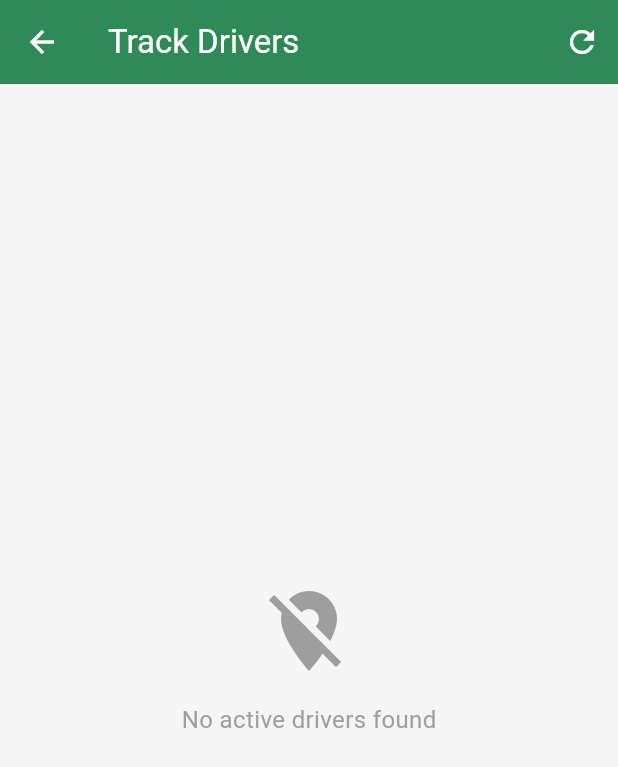
After one commit to MohanadSamara/clinic_app, a Flutter app: the _OwnerHomeScreen screen opened directly, after a tap on "Track Drivers", on a phone screen of 412 x 824 dp. The commit adds this screen. Shown: the top 767 px of the screen. Run offline on Flutter 3.47's test engine with Material 3 defaults, Android fonts, the phone set to English and light mode, and no system bars; our stand-ins replace flutter_map, geocoding, geolocator, latlong2, shared_preferences, sqflite and 3 more; accounts and stored records are empty.

Commit message:
Add driver tracking functionality for owners: create tracking screen with map, status display, and integrate into owner dashboard

```diff
--- a/lib/db/db_helper.dart
+++ b/lib/db/db_helper.dart
@@ -1120,4 +1120,9 @@ class DBHelper {
     if (res.isNotEmpty) return res.first;
     return null;
   }
+
+  Future<List<Map<String, dynamic>>> getAllDriverStatuses() async {
+    final db = await instance.database;
+    return await db.query('driver_status', orderBy: 'last_updated DESC');
+  }
 }
--- /dev/null
+++ b/lib/screens/owner/driver_tracking_screen.dart
@@ -0,0 +1,312 @@
+// lib/screens/owner/driver_tracking_screen.dart
+import 'package:flutter/material.dart';
+import 'package:flutter_map/flutter_map.dart';
+import 'package:latlong2/latlong.dart';
+import '../../db/db_helper.dart';
+import '../../models/driver_status.dart';
+
+class DriverTrackingScreen extends StatefulWidget {
+  const DriverTrackingScreen({super.key});
+
+  @override
+  State<DriverTrackingScreen> createState() => _DriverTrackingScreenState();
+}
+
+class _DriverTrackingScreenState extends State<DriverTrackingScreen> {
+  List<DriverStatus> _driverStatuses = [];
+  bool _isLoading = true;
+  final MapController _mapController = MapController();
+
+  @override
+  void initState() {
+    super.initState();
+    _loadDriverStatuses();
+  }
+
+  @override
+  void dispose() {
+    _mapController.dispose();
+    super.dispose();
+  }
+
+  Future<void> _loadDriverStatuses() async {
+    if (!mounted) return;
+    try {
+      final dbHelper = DBHelper.instance;
+      final driverStatusesData = await dbHelper.getAllDriverStatuses();
+
+      if (mounted) {
+        setState(() {
+          _driverStatuses = driverStatusesData
+              .map((data) => DriverStatus.fromMap(data))
+              .toList();
+          _isLoading = false;
+        });
+      }
+    } catch (e) {
+      debugPrint('Error loading driver statuses: $e');
+      if (mounted) {
+        setState(() {
+          _isLoading = false;
+        });
+      }
+    }
+  }
+
+  Color _getStatusColor(String status) {
+    switch (status.toLowerCase()) {
+      case 'available':
+        return Colors.green;
+      case 'busy':
+      case 'on_route':
+        return Colors.orange;
+      case 'arrived':
+        return Colors.blue;
+      case 'offline':
+      default:
+        return Colors.grey;
+    }
+  }
+
+  @override
+  Widget build(BuildContext context) {
+    return Scaffold(
+      appBar: AppBar(
+        title: const Text('Track Drivers'),
+        actions: [
+          IconButton(
+            icon: const Icon(Icons.refresh),
+            onPressed: _loadDriverStatuses,
+            tooltip: 'Refresh driver locations',
+          ),
+        ],
+      ),
+      body: _isLoading
+          ? const Center(child: CircularProgressIndicator())
+          : _driverStatuses.isEmpty
+          ? const Center(
+              child: Column(
+                mainAxisAlignment: MainAxisAlignment.center,
+                children: [
+                  Icon(Icons.location_off, size: 64, color: Colors.grey),
+                  SizedBox(height: 16),
+                  Text(
+                    'No active drivers found',
+                    style: TextStyle(color: Colors.grey, fontSize: 16),
+                  ),
+                ],
+              ),
+            )
+          : Column(
+              children: [
+                // Driver status summary
+                Container(
+                  padding: const EdgeInsets.all(16),
+                  color: Colors.grey.shade100,
+                  child: Row(
+                    mainAxisAlignment: MainAxisAlignment.spaceEvenly,
+                    children: [
+                      _buildStatusSummary('Available', Colors.green),
+                      _buildStatusSummary('On Route', Colors.orange),
+                      _buildStatusSummary('Arrived', Colors.blue),
+                    ],
+                  ),
+                ),
+                // Map
+                Expanded(
+                  child: FlutterMap(
+                    mapController: _mapController,
+                    options: MapOptions(
+                      initialCenter: _getMapCenter(),
+                      initialZoom: 12.0,
+                      onTap: (_, __) {},
+                    ),
+                    children: [
+                      TileLayer(
+                        urlTemplate:
+                            'https://tile.openstreetmap.org/{z}/{x}/{y}.png',
+                        userAgentPackageName: 'com.example.clinic_app',
+                      ),
+                      MarkerLayer(markers: _buildDriverMarkers()),
+                    ],
+                  ),
+                ),
+                // Driver list
+                Container(
+                  height: 150,
+                  decoration: BoxDecoration(
+                    color: Colors.white,
+                    boxShadow: [
+                      BoxShadow(
+                        color: Colors.black.withOpacity(0.1),
+                        blurRadius: 4,
+                        offset: const Offset(0, -2),
+                      ),
+                    ],
+                  ),
+                  child: ListView.builder(
+                    scrollDirection: Axis.horizontal,
+                    padding: const EdgeInsets.all(8),
+                    itemCount: _driverStatuses.length,
+                    itemBuilder: (context, index) {
+                      final driverStatus = _driverStatuses[index];
+                      return Card(
+                        margin: const EdgeInsets.only(right: 8),
+                        child: Container(
+                          width: 120,
+                          padding: const EdgeInsets.all(8),
+                          child: Column(
+                            mainAxisAlignment: MainAxisAlignment.center,
+                            children: [
+                              Container(
+                                width: 40,
+                                height: 40,
+                                decoration: BoxDecoration(
+                                  color: _getStatusColor(
+                                    driverStatus.status,
+                                  ).withOpacity(0.2),
+                                  shape: BoxShape.circle,
+                                ),
+                                child: Icon(
+                                  Icons.directions_car,
+                                  color: _getStatusColor(driverStatus.status),
+                                  size: 24,
+                                ),
+                              ),
+                              const SizedBox(height: 4),
+                              Text(
+                                'Driver ${driverStatus.driverId}',
+                                style: const TextStyle(
+                                  fontSize: 12,
+                                  fontWeight: FontWeight.bold,
+                                ),
+                                textAlign: TextAlign.center,
+                              ),
+                              Text(
+                                driverStatus.status,
+                                style: TextStyle(
+                                  fontSize: 10,
+                                  color: _getStatusColor(driverStatus.status),
+                                  fontWeight: FontWeight.w500,
+                                ),
+                              ),
+                            ],
+                          ),
+                        ),
+                      );
+                    },
+                  ),
+                ),
+              ],
+            ),
+    );
+  }
+
+  Widget _buildStatusSummary(String status, Color color) {
+    final count = _driverStatuses
+        .where((d) => d.status.toLowerCase() == status.toLowerCase())
+        .length;
+    return Column(
+      children: [
+        Container(
+          width: 20,
+          height: 20,
+          decoration: BoxDecoration(color: color, shape: BoxShape.circle),
+        ),
+        const SizedBox(height: 4),
+        Text(
+          '$count',
+          style: TextStyle(
+            fontSize: 18,
+            fontWeight: FontWeight.bold,
+            color: color,
+          ),
+        ),
+        Text(status, style: const TextStyle(fontSize: 12)),
+      ],
+    );
+  }
+
+  LatLng _getMapCenter() {
+    if (_driverStatuses.isEmpty) {
+      return const LatLng(31.963158, 35.930359); // Default to Amman, Jordan
+    }
+
+    // Calculate center of all driver locations
+    double totalLat = 0;
+    double totalLng = 0;
+    for (final driver in _driverStatuses) {
+      totalLat += driver.latitude;
+      totalLng += driver.longitude;
+    }
+    return LatLng(
+      totalLat / _driverStatuses.length,
+      totalLng / _driverStatuses.length,
+    );
+  }
+
+  List<Marker> _buildDriverMarkers() {
+    return _driverStatuses.map((driverStatus) {
+      return Marker(
+        point: LatLng(driverStatus.latitude, driverStatus.longitude),
+        child: GestureDetector(
+          onTap: () => _showDriverInfo(driverStatus),
+          child: Container(
+            width: 40,
+            height: 40,
+            decoration: BoxDecoration(
+              color: Colors.white,
+              shape: BoxShape.circle,
+              border: Border.all(
+                color: _getStatusColor(driverStatus.status),
+                width: 3,
+              ),
+              boxShadow: [
+                BoxShadow(
+                  color: _getStatusColor(driverStatus.status).withOpacity(0.3),
+                  blurRadius: 6,
+                  offset: const Offset(0, 3),
+                ),
+              ],
+            ),
+            child: Icon(
+              Icons.directions_car,
+              color: _getStatusColor(driverStatus.status),
+              size: 20,
+            ),
+          ),
+        ),
+      );
+    }).toList();
+  }
+
+  void _showDriverInfo(DriverStatus driverStatus) {
+    showDialog(
+      context: context,
+      builder: (context) => AlertDialog(
+        title: Text('Driver ${driverStatus.driverId}'),
+        content: Column(
+          mainAxisSize: MainAxisSize.min,
+          crossAxisAlignment: CrossAxisAlignment.start,
+          children: [
+            Text('Status: ${driverStatus.status}'),
+            Text(
+              'Location: ${driverStatus.latitude.toStringAsFixed(4)}, ${driverStatus.longitude.toStringAsFixed(4)}',
+            ),
+            Text('Last Updated: ${driverStatus.lastUpdated}'),
+            if (driverStatus.currentAppointmentId != null)
+              Text(
+                'Current Appointment: #${driverStatus.currentAppointmentId}',
+              ),
+          ],
+        ),
+        actions: [
+          TextButton(
+            onPressed: () => Navigator.of(context).pop(),
+            child: const Text('Close'),
+          ),
+        ],
+      ),
+    );
+  }
+}
--- a/lib/screens/owner/owner_dashboard.dart
+++ b/lib/screens/owner/owner_dashboard.dart
@@ -9,6 +9,7 @@ import '../../models/medical_record.dart';
 import 'pet_management_screen.dart';
 import 'booking_screen.dart';
 import 'appointments_screen.dart';
+import 'driver_tracking_screen.dart';
 
 class OwnerDashboard extends StatefulWidget {
   const OwnerDashboard({super.key});
@@ -168,6 +169,17 @@ class _OwnerHomeScreen extends StatelessWidget {
                           onTap: () => Navigator.of(context).push(
                             MaterialPageRoute(
                               builder: (context) => const BookingScreen(),
+                            ),
+                          ),
+                        ),
+                        _DashboardCard(
+                          title: 'Track Drivers',
+                          icon: Icons.location_on,
+                          color: Colors.purple,
+                          onTap: () => Navigator.of(context).push(
+                            MaterialPageRoute(
+                              builder: (context) =>
+                                  const DriverTrackingScreen(),
                             ),
                           ),
                         ),
```
